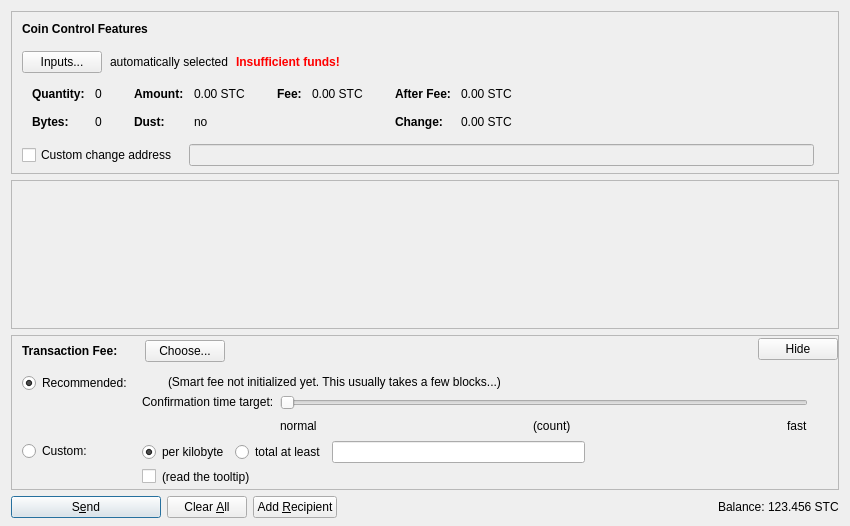
First picture: the form in src/qt/forms/sendcoinsdialog.ui, repository minblock/satcoin, before the edit.
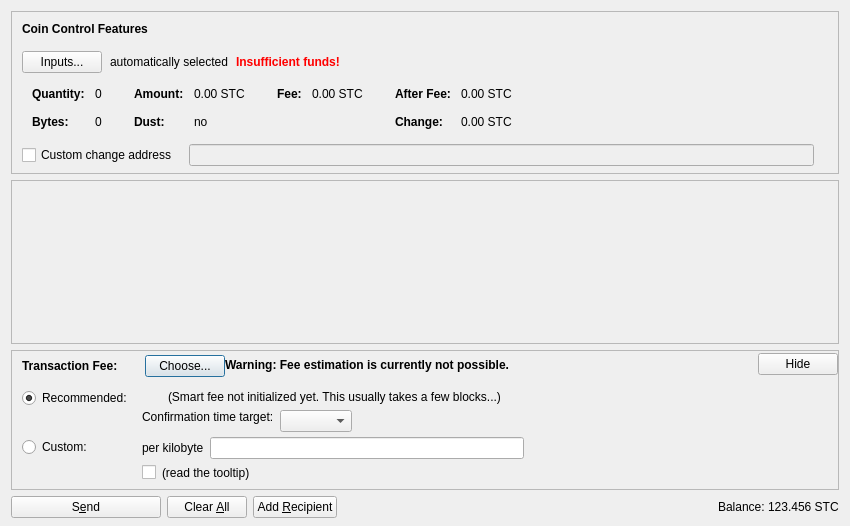
Second picture: the form after the edit. Icons and pictures are not drawn. Custom widgets are drawn as their Qt base class.

What changed in the file:
```diff
--- a/src/qt/forms/sendcoinsdialog.ui
+++ b/src/qt/forms/sendcoinsdialog.ui
@@ -759,11 +759,33 @@
             </item>
            </layout>
           </item>
+          <item>
+           <widget class="QLabel" name="fallbackFeeWarningLabel">
+            <property name="toolTip">
+             <string>Using the fallbackfee can result in sending a transaction that will take several hours or days (or never) to confirm. Consider choosing your fee manually or wait until you have validated the complete chain.</string>
+            </property>
+            <property name="font">
+            <font>
+                <weight>75</weight>
+                <bold>true</bold>
+            </font>
+            </property>
+            <property name="text">
+             <string>Warning: Fee estimation is currently not possible.</string>
+            </property>
+            <property name="wordWrap">
+             <bool>false</bool>
+            </property>
+           </widget>
+          </item>
           <item>
            <spacer name="horizontalSpacer_4">
             <property name="orientation">
              <enum>Qt::Horizontal</enum>
             </property>
+            <property name="sizeType">
+             <enum>QSizePolicy::MinimumExpanding</enum>
+            </property>
             <property name="sizeHint" stdset="0">
              <size>
               <width>40</width>
@@ -824,32 +846,13 @@
                <item>
                 <layout class="QHBoxLayout" name="horizontalLayoutFee13">
                  <item>
-                  <widget class="QRadioButton" name="radioCustomPerKilobyte">
+                  <widget class="QLabel" name="labelCustomPerKilobyte">
                    <property name="toolTip">
                     <string>If the custom fee is set to 1000 satoshis and the transaction is only 250 bytes, then &quot;per kilobyte&quot; only pays 250 satoshis in fee, while &quot;total at least&quot; pays 1000 satoshis. For transactions bigger than a kilobyte both pay by kilobyte.</string>
                    </property>
                    <property name="text">
                     <string>per kilobyte</string>
                    </property>
-                   <property name="checked">
-                    <bool>true</bool>
-                   </property>
-                   <attribute name="buttonGroup">
-                    <string notr="true">groupCustomFee</string>
-                   </attribute>
-                  </widget>
-                 </item>
-                 <item>
-                  <widget class="QRadioButton" name="radioCustomAtLeast">
-                   <property name="toolTip">
-                    <string>If the custom fee is set to 1000 satoshis and the transaction is only 250 bytes, then &quot;per kilobyte&quot; only pays 250 satoshis in fee, while &quot;total at least&quot; pays 1000 satoshis. For transactions bigger than a kilobyte both pay by kilobyte.</string>
-                   </property>
-                   <property name="text">
-                    <string>total at least</string>
-                   </property>
-                   <attribute name="buttonGroup">
-                    <string notr="true">groupCustomFee</string>
-                   </attribute>
                   </widget>
                  </item>
                  <item>
@@ -1059,44 +1062,15 @@
                     <number>30</number>
                    </property>
                    <item>
-                    <widget class="QSlider" name="sliderSmartFee">
-                     <property name="minimum">
+                    <layout class="QHBoxLayout" name="horizontalLayoutConfTarget">
+                     <property name="bottomMargin">
                       <number>0</number>
                      </property>
-                     <property name="maximum">
-                      <number>23</number>
-                     </property>
-                     <property name="pageStep">
-                      <number>1</number>
-                     </property>
-                     <property name="value">
-                      <number>0</number>
-                     </property>
-                     <property name="orientation">
-                      <enum>Qt::Horizontal</enum>
-                     </property>
-                     <property name="invertedAppearance">
-                      <bool>false</bool>
-                     </property>
-                     <property name="invertedControls">
-                      <bool>false</bool>
-                     </property>
-                     <property name="tickPosition">
-                      <enum>QSlider::NoTicks</enum>
-                     </property>
-                    </widget>
-                   </item>
-                   <item>
-                    <layout class="QHBoxLayout" name="horizontalLayoutFee10">
                      <item>
-                      <widget class="QLabel" name="labelSmartFeeNormal">
-                       <property name="text">
-                        <string>normal</string>
-                       </property>
-                      </widget>
+                      <widget class="QComboBox" name="confTargetSelector"/>
                      </item>
                      <item>
-                      <spacer name="horizontalSpacer_7">
+                      <spacer name="horizontalSpacerConfTarget">
                        <property name="orientation">
                         <enum>Qt::Horizontal</enum>
                        </property>
@@ -1108,33 +1082,6 @@
                        </property>
                       </spacer>
                      </item>
-                     <item>
-                      <widget class="QLabel" name="confirmationTargetLabel">
-                       <property name="text">
-                        <string notr="true">(count)</string>
-                       </property>
-                      </widget>
-                     </item>
-                     <item>
-                      <spacer name="horizontalSpacer_3">
-                       <property name="orientation">
-                        <enum>Qt::Horizontal</enum>
-                       </property>
-                       <property name="sizeHint" stdset="0">
-                        <size>
-                         <width>40</width>
-                         <height>20</height>
-                        </size>
-                       </property>
-                      </spacer>
-                     </item>
-                     <item>
-                      <widget class="QLabel" name="labelSmartFeeFast">
-                       <property name="text">
-                        <string>fast</string>
-                       </property>
-                      </widget>
-                     </item>
                     </layout>
                    </item>
                   </layout>
@@ -1168,8 +1115,8 @@
           </property>
           <property name="sizeHint" stdset="0">
            <size>
-            <width>800</width>
-            <height>1</height>
+            <width>40</width>
+            <height>5</height>
            </size>
           </property>
          </spacer>
@@ -1203,7 +1150,7 @@
         <bool>false</bool>
        </property>
        <property name="default">
-        <bool>true</bool>
+        <bool>false</bool>
        </property>
       </widget>
      </item>
```
Left out of the diff: 13 changed lines with no effect on the pictures.
